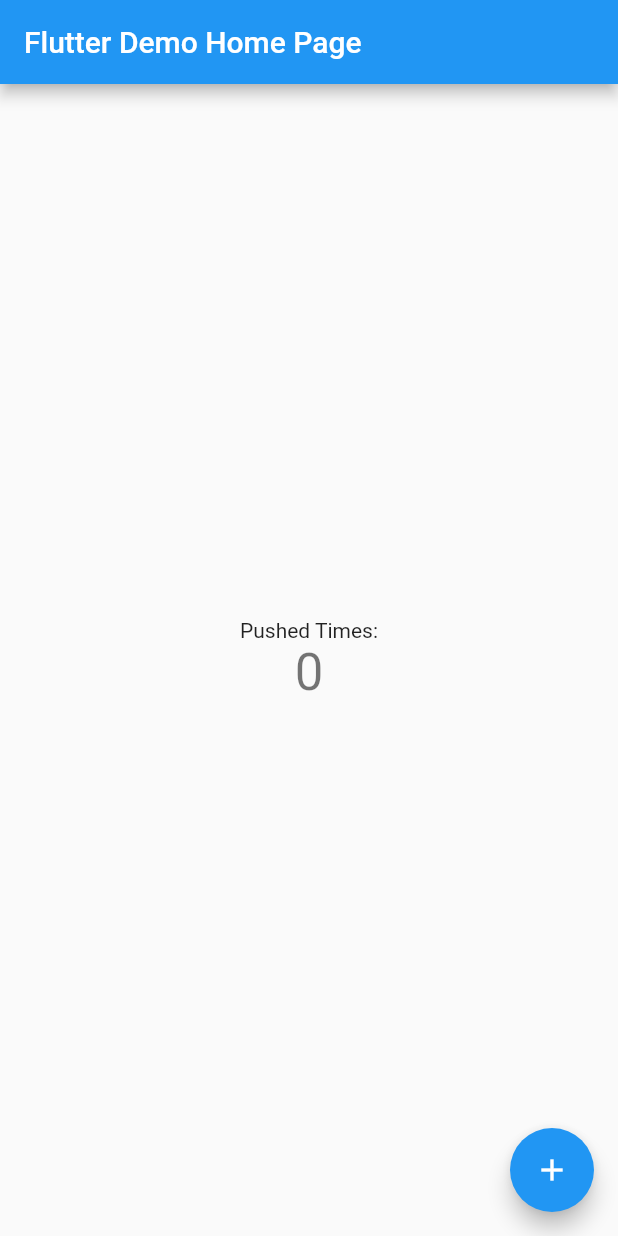
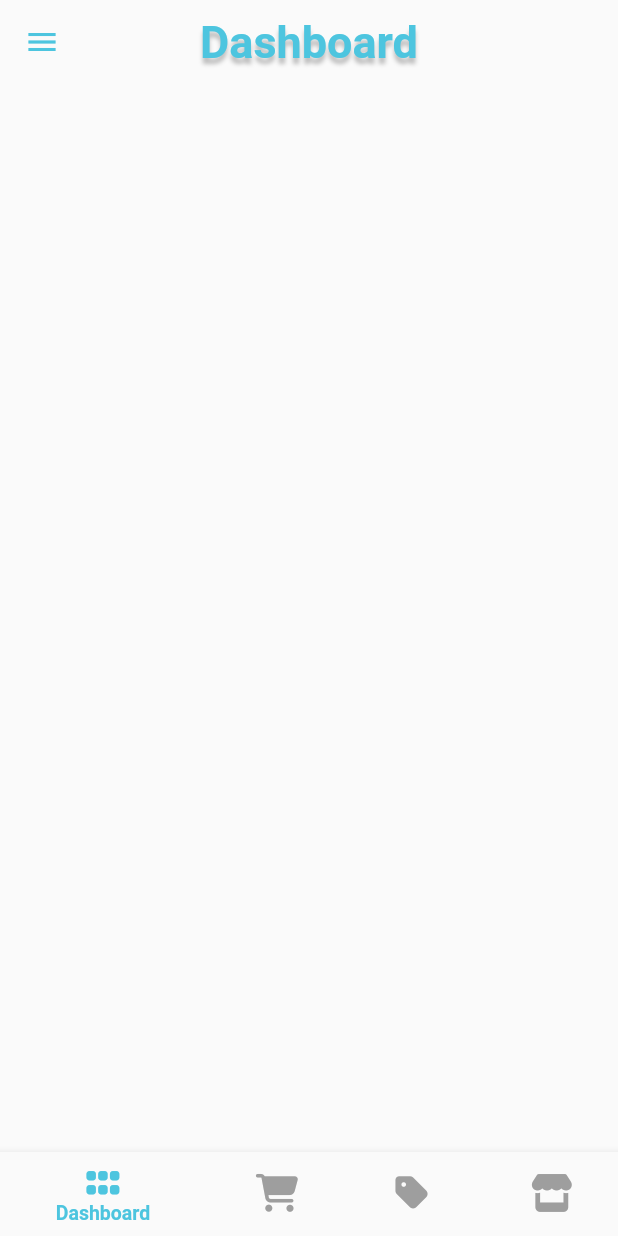
Before and after one commit to beidemichael/ghioon_seller, a Flutter app: the screen it shows after launch, on a phone screen of 412 x 824 dp. Run offline on Flutter 3.47's test engine with Material 2 defaults, Android fonts, the phone set to English and light mode, and no system bars; our stand-ins replace font_awesome_flutter.

Commit message:
Started building Home screen

```diff
--- /dev/null
+++ b/lib/Screens/HomeScreenWidets/dashboard.dart
@@ -0,0 +1,44 @@
+import 'package:flutter/material.dart';
+
+import '../../Shared/customColors.dart';
+class Dashboard extends StatefulWidget {
+  const Dashboard({super.key});
+
+  @override
+  State<Dashboard> createState() => _DashboardState();
+}
+
+class _DashboardState extends State<Dashboard> {
+  @override
+  Widget build(BuildContext context) {
+    return Scaffold(
+       drawer: Container(),
+      appBar: AppBar(
+          centerTitle: true,
+          title: Row(
+            mainAxisSize: MainAxisSize.min,
+            // ignore: prefer_const_literals_to_create_immutables
+            children: [
+              Text('Dashboard',
+                  style: TextStyle(
+                      fontSize: 30.0,
+                      // ignore: prefer_const_literals_to_create_immutables
+                      shadows: <Shadow>[
+                        const Shadow(
+                          offset: Offset(0.0, 4.0),
+                          blurRadius: 3.0,
+                          color: Color.fromARGB(255, 190, 190, 190),
+                        ),
+                      ],
+                      color: CustomColors().blue,
+                      fontWeight: FontWeight.w700)),
+            ],
+          ),
+          // excludeHeaderSemantics: true,
+          backgroundColor: Colors.grey[50],
+          // automaticallyImplyLeading: false,
+          elevation: 0,
+          iconTheme: IconThemeData(color: CustomColors().blue)),
+    );
+  }
+}
--- /dev/null
+++ b/lib/Screens/home.dart
@@ -0,0 +1,84 @@
+// ignore_for_file: file_names
+
+import 'package:flutter/material.dart';
+import 'package:font_awesome_flutter/font_awesome_flutter.dart';
+import 'package:ghioon_seller/Screens/HomeScreenWidets/dashboard.dart';
+import 'package:ghioon_seller/Screens/HomeScreenWidets/products.dart';
+import 'package:ghioon_seller/Screens/HomeScreenWidets/store.dart';
+
+import '../Shared/customColors.dart';
+import 'HomeScreenWidets/Orders.dart';
+
+class HomeScreen extends StatefulWidget {
+  const HomeScreen({super.key});
+
+  @override
+  State<HomeScreen> createState() => _HomeScreenState();
+}
+
+class _HomeScreenState extends State<HomeScreen> {
+  final _pageViewController = PageController();
+
+  int _activePage = 0;
+
+  @override
+  void dispose() {
+    _pageViewController.dispose();
+    super.dispose();
+  }
+
+  @override
+  Widget build(BuildContext context) {
+    return Scaffold(
+      bottomNavigationBar: BottomNavigationBar(
+        type: BottomNavigationBarType.shifting,
+        iconSize: 25,
+        selectedLabelStyle: TextStyle(
+            fontSize: 13.0,
+            color: CustomColors().blue,
+            fontWeight: FontWeight.w600),
+        elevation: 5,
+        selectedItemColor: CustomColors().blue,
+        unselectedItemColor: Colors.grey,
+        currentIndex: _activePage,
+        onTap: (index) {
+          _pageViewController.animateToPage(index,
+              duration: const Duration(milliseconds: 200),
+              curve: Curves.bounceOut);
+        },
+        // ignore: prefer_const_literals_to_create_immutables
+        items: [
+          const BottomNavigationBarItem(
+            icon: Icon(FontAwesomeIcons.grip),
+            label: 'Dashboard',
+          ),
+          const BottomNavigationBarItem(
+            icon: Icon(FontAwesomeIcons.cartShopping),
+            label: 'Orders',
+          ),
+          const BottomNavigationBarItem(
+            icon: Icon(FontAwesomeIcons.tag),
+            label: 'Products',
+          ),
+          const BottomNavigationBarItem(
+            icon: Icon(FontAwesomeIcons.store),
+            label: 'Store',
+          ),
+        ],
+      ),
+      body: Stack(
+        children: [
+          PageView(
+            controller: _pageViewController,
+            children: const <Widget>[Dashboard(), Orders(), Products(), Store()],
+            onPageChanged: (index) {
+              setState(() {
+                _activePage = index;
+              });
+            },
+          ),
+        ],
+      ),
+    );
+  }
+}
--- /dev/null
+++ b/lib/Shared/customColors.dart
@@ -0,0 +1,5 @@
+import 'dart:ui';
+
+class CustomColors {
+  Color blue = const Color(0xff4DC5DF);
+}
--- a/lib/main.dart
+++ b/lib/main.dart
@@ -1,4 +1,6 @@
 import 'package:flutter/material.dart';
+
+import 'Screens/home.dart';
 
 void main() {
   runApp(const MyApp());
@@ -10,106 +12,11 @@
   // This widget is the root of your application.
   @override
   Widget build(BuildContext context) {
-    return MaterialApp(
-      title: 'Ghioon Seller',
-      theme: ThemeData(
-        // This is the theme of your application.
-        //
-        // Try running your application with "flutter run". You'll see the
-        // application has a blue toolbar. Then, without quitting the app, try
-        // changing the primarySwatch below to Colors.green and then invoke
-        // "hot reload" (press "r" in the console where you ran "flutter run",
-        // or simply save your changes to "hot reload" in a Flutter IDE).
-        // Notice that the counter didn't reset back to zero; the application
-        // is not restarted.
-        primarySwatch: Colors.blue,
+    return const MaterialApp(
+      debugShowCheckedModeBanner: false,
+      home: Scaffold(
+        body: HomeScreen()
       ),
-      home: const MyHomePage(title: 'Flutter Demo Home Page'),
     );
   }
 }
-
-class MyHomePage extends StatefulWidget {
-  const MyHomePage({super.key, required this.title});
-
-  // This widget is the home page of your application. It is stateful, meaning
-  // that it has a State object (defined below) that contains fields that affect
-  // how it looks.
-
-  // This class is the configuration for the state. It holds the values (in this
-  // case the title) provided by the parent (in this case the App widget) and
-  // used by the build method of the State. Fields in a Widget subclass are
-  // always marked "final".
-
-  final String title;
-
-  @override
-  State<MyHomePage> createState() => _MyHomePageState();
-}
-
-class _MyHomePageState extends State<MyHomePage> {
-  int _counter = 0;
-
-  void _incrementCounter() {
-    setState(() {
-      // This call to setState tells the Flutter framework that something has
-      // changed in this State, which causes it to rerun the build method below
-      // so that the display can reflect the updated values. If we changed
-      // _counter without calling setState(), then the build method would not be
-      // called again, and so nothing would appear to happen.
-      _counter++;
-    });
-  }
-
-  @override
-  Widget build(BuildContext context) {
-    // This method is rerun every time setState is called, for instance as done
-    // by the _incrementCounter method above.
-    //
-    // The Flutter framework has been optimized to make rerunning build methods
-    // fast, so that you can just rebuild anything that needs updating rather
-    // than having to individually change instances of widgets.
-    return Scaffold(
-      appBar: AppBar(
-        // Here we take the value from the MyHomePage object that was created by
-        // the App.build method, and use it to set our appbar title.
-        title: Text(widget.title),
-      ),
-      body: Center(
-        // Center is a layout widget. It takes a single child and positions it
-        // in the middle of the parent.
-        child: Column(
-          // Column is also a layout widget. It takes a list of children and
-          // arranges them vertically. By default, it sizes itself to fit its
-          // children horizontally, and tries to be as tall as its parent.
-          //
-          // Invoke "debug painting" (press "p" in the console, choose the
-          // "Toggle Debug Paint" action from the Flutter Inspector in Android
-          // Studio, or the "Toggle Debug Paint" command in Visual Studio Code)
-          // to see the wireframe for each widget.
-          //
-          // Column has various properties to control how it sizes itself and
-          // how it positions its children. Here we use mainAxisAlignment to
-          // center the children vertically; the main axis here is the vertical
-          // axis because Columns are vertical (the cross axis would be
-          // horizontal).
-          mainAxisAlignment: MainAxisAlignment.center,
-          children: <Widget>[
-            const Text(
-              'Pushed Times:',
-            ),
-            Text(
-              '$_counter',
-              style: Theme.of(context).textTheme.headline4,
-            ),
-          ],
-        ),
-      ),
-      floatingActionButton: FloatingActionButton(
-        onPressed: _incrementCounter,
-        tooltip: 'Increment',
-        child: const Icon(Icons.add),
-      ), // This trailing comma makes auto-formatting nicer for build methods.
-    );
-  }
-}
```
Also changed, not shown: lib/Screens/HomeScreenWidets/Orders.dart (added, +19 -0 lines), lib/Screens/HomeScreenWidets/products.dart (added, +44 -0 lines), lib/Screens/HomeScreenWidets/store.dart (added, +44 -0 lines), pubspec.yaml (+4 -12 lines), pubspec.lock.
